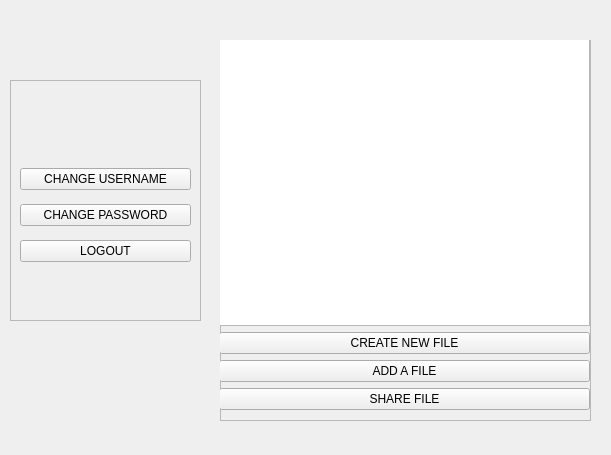
First picture: the form in src/client/loginTextEditor.ui, repository franco-ruggeri/write-together, before the edit.
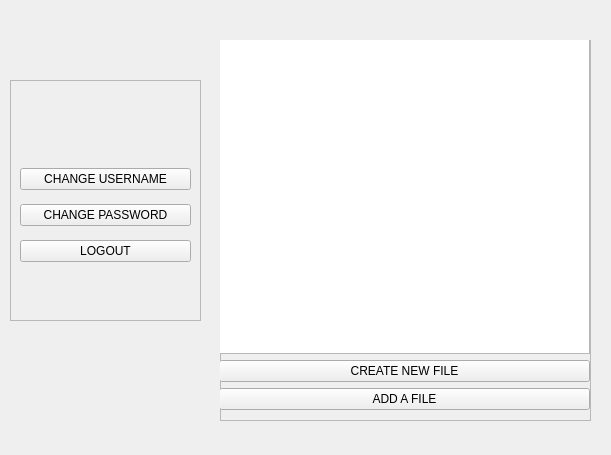
Second picture: the form after the edit.

Commit message: update client with new protocol's messages + remove share file button + minor changes

The edit to the form file:
```diff
--- a/src/client/loginTextEditor.ui
+++ b/src/client/loginTextEditor.ui
@@ -108,13 +108,6 @@
         </property>
        </widget>
       </item>
-      <item>
-       <widget class="QPushButton" name="user_share_pushButton">
-        <property name="text">
-         <string>SHARE FILE</string>
-        </property>
-       </widget>
-      </item>
      </layout>
     </widget>
    </widget>
```
The commit also changes 12 other files.
